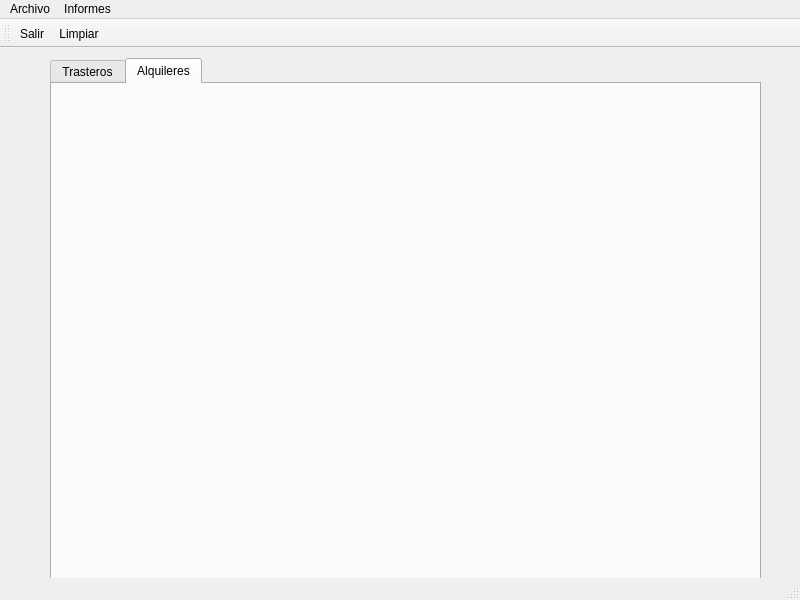
The window that ventanamain.ui (lucascabaleiro/RecuperaCabaleiroSanchez) describes before a commit, drawn with Qt 5.
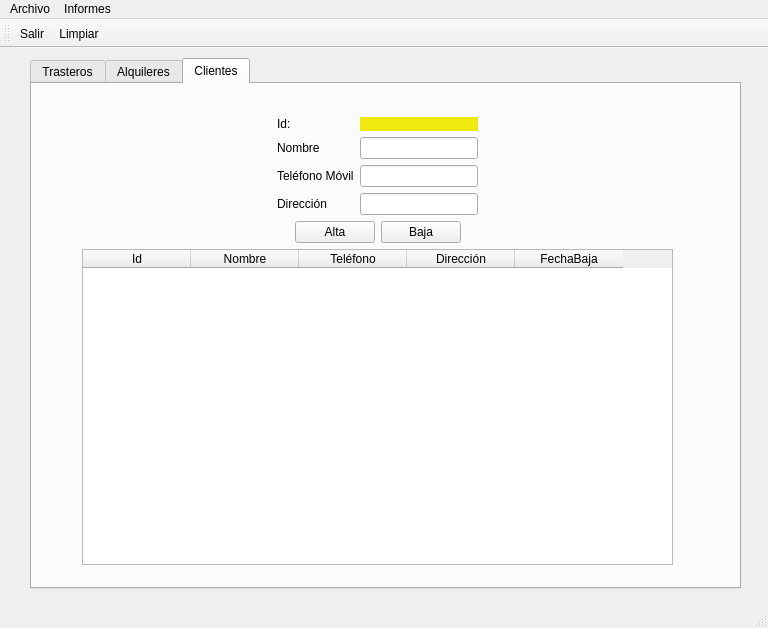
The same window after the commit. The open tabs and pages were chosen to show the change. Icons and pictures are not drawn.

Patch:
```diff
--- a/ventanamain.ui
+++ b/ventanamain.ui
@@ -6,8 +6,8 @@
    <rect>
     <x>0</x>
     <y>0</y>
-    <width>800</width>
-    <height>600</height>
+    <width>768</width>
+    <height>628</height>
    </rect>
   </property>
   <property name="windowTitle">
@@ -17,7 +17,7 @@
    <widget class="QTabWidget" name="tabTrasteros">
     <property name="geometry">
      <rect>
-      <x>50</x>
+      <x>30</x>
       <y>10</y>
       <width>711</width>
       <height>531</height>
@@ -676,6 +676,759 @@
      <attribute name="title">
       <string>Alquileres</string>
      </attribute>
+     <widget class="QWidget" name="gridLayoutWidget">
+      <property name="geometry">
+       <rect>
+        <x>10</x>
+        <y>10</y>
+        <width>681</width>
+        <height>481</height>
+       </rect>
+      </property>
+      <layout class="QGridLayout" name="gridLayout_9">
+       <item row="3" column="1">
+        <layout class="QGridLayout" name="gridLayout_11">
+         <item row="0" column="1">
+          <widget class="QPushButton" name="btnCrearAlquiler">
+           <property name="text">
+            <string>Alquilar</string>
+           </property>
+          </widget>
+         </item>
+         <item row="0" column="2">
+          <widget class="QPushButton" name="btnBajaAlquiler">
+           <property name="text">
+            <string>PushButton</string>
+           </property>
+          </widget>
+         </item>
+         <item row="0" column="0">
+          <spacer name="horizontalSpacer_12">
+           <property name="orientation">
+            <enum>Qt::Horizontal</enum>
+           </property>
+           <property name="sizeHint" stdset="0">
+            <size>
+             <width>40</width>
+             <height>20</height>
+            </size>
+           </property>
+          </spacer>
+         </item>
+         <item row="0" column="3">
+          <spacer name="horizontalSpacer_13">
+           <property name="orientation">
+            <enum>Qt::Horizontal</enum>
+           </property>
+           <property name="sizeHint" stdset="0">
+            <size>
+             <width>40</width>
+             <height>20</height>
+            </size>
+           </property>
+          </spacer>
+         </item>
+        </layout>
+       </item>
+       <item row="2" column="1">
+        <layout class="QGridLayout" name="gridLayout_10" columnstretch="10,0,5,10">
+         <item row="0" column="3">
+          <spacer name="horizontalSpacer_11">
+           <property name="orientation">
+            <enum>Qt::Horizontal</enum>
+           </property>
+           <property name="sizeHint" stdset="0">
+            <size>
+             <width>40</width>
+             <height>20</height>
+            </size>
+           </property>
+          </spacer>
+         </item>
+         <item row="0" column="0">
+          <spacer name="horizontalSpacer_9">
+           <property name="orientation">
+            <enum>Qt::Horizontal</enum>
+           </property>
+           <property name="sizeHint" stdset="0">
+            <size>
+             <width>40</width>
+             <height>20</height>
+            </size>
+           </property>
+          </spacer>
+         </item>
+         <item row="0" column="1">
+          <widget class="QLabel" name="label_8">
+           <property name="text">
+            <string>Trasteros libres</string>
+           </property>
+          </widget>
+         </item>
+         <item row="1" column="1">
+          <widget class="QLabel" name="label_9">
+           <property name="text">
+            <string>Clientes</string>
+           </property>
+          </widget>
+         </item>
+         <item row="0" column="2">
+          <widget class="QComboBox" name="cmbTrasteros"/>
+         </item>
+         <item row="1" column="2">
+          <widget class="QComboBox" name="cmbClientes"/>
+         </item>
+         <item row="2" column="2">
+          <widget class="QLineEdit" name="edtFechaAlquiler"/>
+         </item>
+         <item row="2" column="1">
+          <widget class="QLabel" name="label_10">
+           <property name="text">
+            <string>Fecha Alquiler</string>
+           </property>
+          </widget>
+         </item>
+        </layout>
+       </item>
+       <item row="4" column="1">
+        <widget class="QTableWidget" name="tableAlquileres">
+         <property name="selectionBehavior">
+          <enum>QAbstractItemView::SelectRows</enum>
+         </property>
+         <column>
+          <property name="text">
+           <string>Cliente</string>
+          </property>
+         </column>
+         <column>
+          <property name="text">
+           <string>Nombre</string>
+          </property>
+         </column>
+         <column>
+          <property name="text">
+           <string>Trastero</string>
+          </property>
+         </column>
+         <column>
+          <property name="text">
+           <string>Fecha Alquiler</string>
+          </property>
+         </column>
+        </widget>
+       </item>
+      </layout>
+     </widget>
+    </widget>
+    <widget class="QWidget" name="Clientes">
+     <attribute name="title">
+      <string>Clientes</string>
+     </attribute>
+     <widget class="QWidget" name="layoutWidget_2">
+      <property name="geometry">
+       <rect>
+        <x>40</x>
+        <y>20</y>
+        <width>611</width>
+        <height>471</height>
+       </rect>
+      </property>
+      <layout class="QGridLayout" name="gridLayout_5">
+       <property name="leftMargin">
+        <number>10</number>
+       </property>
+       <property name="topMargin">
+        <number>10</number>
+       </property>
+       <property name="rightMargin">
+        <number>10</number>
+       </property>
+       <property name="bottomMargin">
+        <number>10</number>
+       </property>
+       <item row="1" column="0">
+        <layout class="QGridLayout" name="gridLayout_6">
+         <item row="0" column="2">
+          <widget class="QPushButton" name="btnBajaCliente">
+           <property name="text">
+            <string>Baja</string>
+           </property>
+          </widget>
+         </item>
+         <item row="0" column="1">
+          <widget class="QPushButton" name="btnAltaCliente">
+           <property name="text">
+            <string>Alta</string>
+           </property>
+          </widget>
+         </item>
+         <item row="0" column="0">
+          <spacer name="horizontalSpacer_6">
+           <property name="orientation">
+            <enum>Qt::Horizontal</enum>
+           </property>
+           <property name="sizeHint" stdset="0">
+            <size>
+             <width>40</width>
+             <height>20</height>
+            </size>
+           </property>
+          </spacer>
+         </item>
+         <item row="0" column="3">
+          <spacer name="horizontalSpacer_7">
+           <property name="orientation">
+            <enum>Qt::Horizontal</enum>
+           </property>
+           <property name="sizeHint" stdset="0">
+            <size>
+             <width>40</width>
+             <height>20</height>
+            </size>
+           </property>
+          </spacer>
+         </item>
+        </layout>
+       </item>
+       <item row="2" column="0">
+        <layout class="QGridLayout" name="gridLayout_7">
+         <item row="0" column="0" colspan="2">
+          <widget class="QTableWidget" name="tableClientes">
+           <property name="selectionBehavior">
+            <enum>QAbstractItemView::SelectRows</enum>
+           </property>
+           <attribute name="horizontalHeaderDefaultSectionSize">
+            <number>108</number>
+           </attribute>
+           <column>
+            <property name="text">
+             <string>Id</string>
+            </property>
+           </column>
+           <column>
+            <property name="text">
+             <string>Nombre</string>
+            </property>
+           </column>
+           <column>
+            <property name="text">
+             <string>Teléfono</string>
+            </property>
+           </column>
+           <column>
+            <property name="text">
+             <string>Dirección</string>
+            </property>
+           </column>
+           <column>
+            <property name="text">
+             <string>FechaBaja</string>
+            </property>
+           </column>
+          </widget>
+         </item>
+        </layout>
+       </item>
+       <item row="0" column="0">
+        <layout class="QGridLayout" name="gridLayout_8" rowstretch="0,0,0,0" columnstretch="10,0,6,10">
+         <property name="topMargin">
+          <number>3</number>
+         </property>
+         <item row="1" column="1">
+          <widget class="QLabel" name="label">
+           <property name="text">
+            <string>Nombre</string>
+           </property>
+          </widget>
+         </item>
+         <item row="3" column="1">
+          <widget class="QLabel" name="label_6">
+           <property name="text">
+            <string>Dirección</string>
+           </property>
+          </widget>
+         </item>
+         <item row="2" column="2">
+          <widget class="QLineEdit" name="edtTelefonoCliente"/>
+         </item>
+         <item row="3" column="2">
+          <widget class="QLineEdit" name="edtDireccionCliente"/>
+         </item>
+         <item row="0" column="1">
+          <widget class="QLabel" name="label_7">
+           <property name="text">
+            <string>Id:</string>
+           </property>
+          </widget>
+         </item>
+         <item row="1" column="0">
+          <spacer name="horizontalSpacer_10">
+           <property name="orientation">
+            <enum>Qt::Horizontal</enum>
+           </property>
+           <property name="sizeHint" stdset="0">
+            <size>
+             <width>40</width>
+             <height>20</height>
+            </size>
+           </property>
+          </spacer>
+         </item>
+         <item row="0" column="2">
+          <widget class="QLabel" name="lblid_cliente">
+           <property name="palette">
+            <palette>
+             <active>
+              <colorrole role="WindowText">
+               <brush brushstyle="SolidPattern">
+                <color alpha="255">
+                 <red>0</red>
+                 <green>0</green>
+                 <blue>0</blue>
+                </color>
+               </brush>
+              </colorrole>
+              <colorrole role="Button">
+               <brush brushstyle="SolidPattern">
+                <color alpha="255">
+                 <red>240</red>
+                 <green>233</green>
+                 <blue>15</blue>
+                </color>
+               </brush>
+              </colorrole>
+              <colorrole role="Light">
+               <brush brushstyle="SolidPattern">
+                <color alpha="255">
+                 <red>255</red>
+                 <green>251</green>
+                 <blue>121</blue>
+                </color>
+               </brush>
+              </colorrole>
+              <colorrole role="Midlight">
+               <brush brushstyle="SolidPattern">
+                <color alpha="255">
+                 <red>247</red>
+                 <green>242</green>
+                 <blue>68</blue>
+                </color>
+               </brush>
+              </colorrole>
+              <colorrole role="Dark">
+               <brush brushstyle="SolidPattern">
+                <color alpha="255">
+                 <red>120</red>
+                 <green>116</green>
+                 <blue>7</blue>
+                </color>
+               </brush>
+              </colorrole>
+              <colorrole role="Mid">
+               <brush brushstyle="SolidPattern">
+                <color alpha="255">
+                 <red>160</red>
+                 <green>155</green>
+                 <blue>10</blue>
+                </color>
+               </brush>
+              </colorrole>
+              <colorrole role="Text">
+               <brush brushstyle="SolidPattern">
+                <color alpha="255">
+                 <red>0</red>
+                 <green>0</green>
+                 <blue>0</blue>
+                </color>
+               </brush>
+              </colorrole>
+              <colorrole role="BrightText">
+               <brush brushstyle="SolidPattern">
+                <color alpha="255">
+                 <red>255</red>
+                 <green>255</green>
+                 <blue>255</blue>
+                </color>
+               </brush>
+              </colorrole>
+              <colorrole role="ButtonText">
+               <brush brushstyle="SolidPattern">
+                <color alpha="255">
+                 <red>0</red>
+                 <green>0</green>
+                 <blue>0</blue>
+                </color>
+               </brush>
+              </colorrole>
+              <colorrole role="Base">
+               <brush brushstyle="SolidPattern">
+                <color alpha="255">
+                 <red>255</red>
+                 <green>255</green>
+                 <blue>255</blue>
+                </color>
+               </brush>
+              </colorrole>
+              <colorrole role="Window">
+               <brush brushstyle="SolidPattern">
+                <color alpha="255">
+                 <red>240</red>
+                 <green>233</green>
+                 <blue>15</blue>
+                </color>
+               </brush>
+              </colorrole>
+              <colorrole role="Shadow">
+               <brush brushstyle="SolidPattern">
+                <color alpha="255">
+                 <red>0</red>
+                 <green>0</green>
+                 <blue>0</blue>
+                </color>
+               </brush>
+              </colorrole>
+              <colorrole role="AlternateBase">
+               <brush brushstyle="SolidPattern">
+                <color alpha="255">
+                 <red>247</red>
+                 <green>244</green>
+                 <blue>135</blue>
+                </color>
+               </brush>
+              </colorrole>
+              <colorrole role="ToolTipBase">
+               <brush brushstyle="SolidPattern">
+                <color alpha="255">
+                 <red>255</red>
+                 <green>255</green>
+                 <blue>220</blue>
+                </color>
+               </brush>
+              </colorrole>
+              <colorrole role="ToolTipText">
+               <brush brushstyle="SolidPattern">
+                <color alpha="255">
+                 <red>0</red>
+                 <green>0</green>
+                 <blue>0</blue>
+                </color>
+               </brush>
+              </colorrole>
+             </active>
+             <inactive>
+              <colorrole role="WindowText">
+               <brush brushstyle="SolidPattern">
+                <color alpha="255">
+                 <red>0</red>
+                 <green>0</green>
+                 <blue>0</blue>
+                </color>
+               </brush>
+              </colorrole>
+              <colorrole role="Button">
+               <brush brushstyle="SolidPattern">
+                <color alpha="255">
+                 <red>240</red>
+                 <green>233</green>
+                 <blue>15</blue>
+                </color>
+               </brush>
+              </colorrole>
+              <colorrole role="Light">
+               <brush brushstyle="SolidPattern">
+                <color alpha="255">
+                 <red>255</red>
+                 <green>251</green>
+                 <blue>121</blue>
+                </color>
+               </brush>
+              </colorrole>
+              <colorrole role="Midlight">
+               <brush brushstyle="SolidPattern">
+                <color alpha="255">
+                 <red>247</red>
+                 <green>242</green>
+                 <blue>68</blue>
+                </color>
+               </brush>
+              </colorrole>
+              <colorrole role="Dark">
+               <brush brushstyle="SolidPattern">
+                <color alpha="255">
+                 <red>120</red>
+                 <green>116</green>
+                 <blue>7</blue>
+                </color>
+               </brush>
+              </colorrole>
+              <colorrole role="Mid">
+               <brush brushstyle="SolidPattern">
+                <color alpha="255">
+                 <red>160</red>
+                 <green>155</green>
+                 <blue>10</blue>
+                </color>
+               </brush>
+              </colorrole>
+              <colorrole role="Text">
+               <brush brushstyle="SolidPattern">
+                <color alpha="255">
+                 <red>0</red>
+                 <green>0</green>
+                 <blue>0</blue>
+                </color>
+               </brush>
+              </colorrole>
+              <colorrole role="BrightText">
+               <brush brushstyle="SolidPattern">
+                <color alpha="255">
+                 <red>255</red>
+                 <green>255</green>
+                 <blue>255</blue>
+                </color>
+               </brush>
+              </colorrole>
+              <colorrole role="ButtonText">
+               <brush brushstyle="SolidPattern">
+                <color alpha="255">
+                 <red>0</red>
+                 <green>0</green>
+                 <blue>0</blue>
+                </color>
+               </brush>
+              </colorrole>
+              <colorrole role="Base">
+               <brush brushstyle="SolidPattern">
+                <color alpha="255">
+                 <red>255</red>
+                 <green>255</green>
+                 <blue>255</blue>
+                </color>
+               </brush>
+              </colorrole>
+              <colorrole role="Window">
+               <brush brushstyle="SolidPattern">
+                <color alpha="255">
+                 <red>240</red>
+                 <green>233</green>
+                 <blue>15</blue>
+                </color>
+               </brush>
+              </colorrole>
+              <colorrole role="Shadow">
+               <brush brushstyle="SolidPattern">
+                <color alpha="255">
+                 <red>0</red>
+                 <green>0</green>
+                 <blue>0</blue>
+                </color>
+               </brush>
+              </colorrole>
+              <colorrole role="AlternateBase">
+               <brush brushstyle="SolidPattern">
+                <color alpha="255">
+                 <red>247</red>
+                 <green>244</green>
+                 <blue>135</blue>
+                </color>
+               </brush>
+              </colorrole>
+              <colorrole role="ToolTipBase">
+               <brush brushstyle="SolidPattern">
+                <color alpha="255">
+                 <red>255</red>
+                 <green>255</green>
+                 <blue>220</blue>
+                </color>
+               </brush>
+              </colorrole>
+              <colorrole role="ToolTipText">
+               <brush brushstyle="SolidPattern">
+                <color alpha="255">
+                 <red>0</red>
+                 <green>0</green>
+                 <blue>0</blue>
+                </color>
+               </brush>
+              </colorrole>
+             </inactive>
+             <disabled>
+              <colorrole role="WindowText">
+               <brush brushstyle="SolidPattern">
+                <color alpha="255">
+                 <red>120</red>
+                 <green>116</green>
+                 <blue>7</blue>
+                </color>
+               </brush>
+              </colorrole>
+              <colorrole role="Button">
+               <brush brushstyle="SolidPattern">
+                <color alpha="255">
+                 <red>240</red>
+                 <green>233</green>
+                 <blue>15</blue>
+                </color>
+               </brush>
+              </colorrole>
+              <colorrole role="Light">
+               <brush brushstyle="SolidPattern">
+                <color alpha="255">
+                 <red>255</red>
+                 <green>251</green>
+                 <blue>121</blue>
+                </color>
+               </brush>
+              </colorrole>
+              <colorrole role="Midlight">
+               <brush brushstyle="SolidPattern">
+                <color alpha="255">
+                 <red>247</red>
+                 <green>242</green>
+                 <blue>68</blue>
+                </color>
+               </brush>
+              </colorrole>
+              <colorrole role="Dark">
+               <brush brushstyle="SolidPattern">
+                <color alpha="255">
+                 <red>120</red>
+                 <green>116</green>
+                 <blue>7</blue>
+                </color>
+               </brush>
+              </colorrole>
+              <colorrole role="Mid">
+               <brush brushstyle="SolidPattern">
+                <color alpha="255">
+                 <red>160</red>
+                 <green>155</green>
+                 <blue>10</blue>
+                </color>
+               </brush>
+              </colorrole>
+              <colorrole role="Text">
+               <brush brushstyle="SolidPattern">
+                <color alpha="255">
+                 <red>120</red>
+                 <green>116</green>
+                 <blue>7</blue>
+                </color>
+               </brush>
+              </colorrole>
+              <colorrole role="BrightText">
+               <brush brushstyle="SolidPattern">
+                <color alpha="255">
+                 <red>255</red>
+                 <green>255</green>
+                 <blue>255</blue>
+                </color>
+               </brush>
+              </colorrole>
+              <colorrole role="ButtonText">
+               <brush brushstyle="SolidPattern">
+                <color alpha="255">
+                 <red>120</red>
+                 <green>116</green>
+                 <blue>7</blue>
+                </color>
+               </brush>
+              </colorrole>
+              <colorrole role="Base">
+               <brush brushstyle="SolidPattern">
+                <color alpha="255">
+                 <red>240</red>
+                 <green>233</green>
+                 <blue>15</blue>
+                </color>
+               </brush>
+              </colorrole>
+              <colorrole role="Window">
+               <brush brushstyle="SolidPattern">
+                <color alpha="255">
+                 <red>240</red>
+                 <green>233</green>
+                 <blue>15</blue>
+                </color>
+               </brush>
+              </colorrole>
+              <colorrole role="Shadow">
+               <brush brushstyle="SolidPattern">
+                <color alpha="255">
+                 <red>0</red>
+                 <green>0</green>
+                 <blue>0</blue>
+                </color>
+               </brush>
+              </colorrole>
+              <colorrole role="AlternateBase">
+               <brush brushstyle="SolidPattern">
+                <color alpha="255">
+                 <red>240</red>
+                 <green>233</green>
+                 <blue>15</blue>
+                </color>
+               </brush>
+              </colorrole>
+              <colorrole role="ToolTipBase">
+               <brush brushstyle="SolidPattern">
+                <color alpha="255">
+                 <red>255</red>
+                 <green>255</green>
+                 <blue>220</blue>
+                </color>
+               </brush>
+              </colorrole>
+              <colorrole role="ToolTipText">
+               <brush brushstyle="SolidPattern">
+                <color alpha="255">
+                 <red>0</red>
+                 <green>0</green>
+                 <blue>0</blue>
+                </color>
+               </brush>
+              </colorrole>
+             </disabled>
+            </palette>
+           </property>
+           <property name="autoFillBackground">
+            <bool>true</bool>
+           </property>
+           <property name="text">
+            <string/>
+           </property>
+           <property name="alignment">
+            <set>Qt::AlignCenter</set>
+           </property>
+          </widget>
+         </item>
+         <item row="1" column="2">
+          <widget class="QLineEdit" name="edtNombreCliente"/>
+         </item>
+         <item row="2" column="1">
+          <widget class="QLabel" name="label_5">
+           <property name="text">
+            <string>Teléfono Móvil</string>
+           </property>
+          </widget>
+         </item>
+         <item row="1" column="3">
+          <spacer name="horizontalSpacer_8">
+           <property name="orientation">
+            <enum>Qt::Horizontal</enum>
+           </property>
+           <property name="sizeHint" stdset="0">
+            <size>
+             <width>40</width>
+             <height>20</height>
+            </size>
+           </property>
+          </spacer>
+         </item>
+        </layout>
+       </item>
+      </layout>
+     </widget>
     </widget>
    </widget>
   </widget>
@@ -684,7 +1437,7 @@
     <rect>
      <x>0</x>
      <y>0</y>
-     <width>800</width>
+     <width>768</width>
      <height>21</height>
     </rect>
    </property>
```
Left out of the diff: 1327 changed lines with no effect on the pictures.
